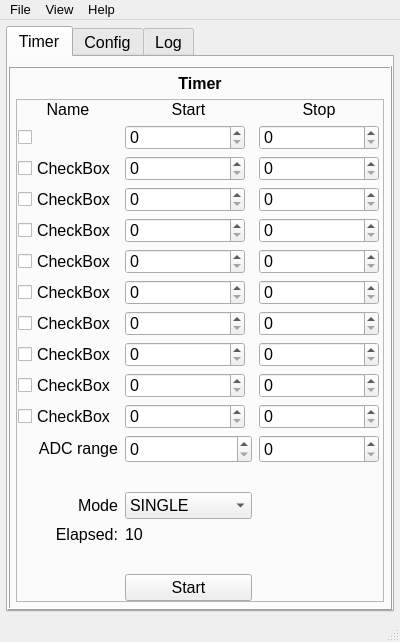
The window that PyTimerUI.ui (salinsalins/PyIonSourceUI) describes before a commit, drawn with Qt 5.
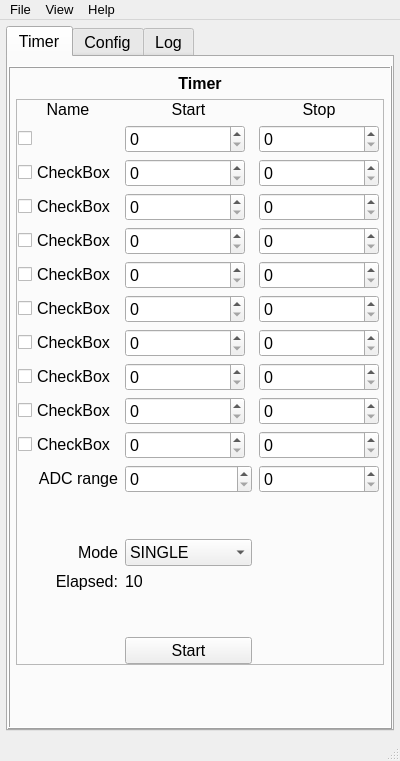
The same window after the commit. Custom widgets are drawn as their Qt base class.

Diff of the .ui file:
```diff
--- a/PyTimerUI.ui
+++ b/PyTimerUI.ui
@@ -7,7 +7,7 @@
     <x>0</x>
     <y>0</y>
     <width>400</width>
-    <height>642</height>
+    <height>761</height>
    </rect>
   </property>
   <property name="sizePolicy">
```
Left out of the diff: 5 changed lines with no effect on the pictures.
